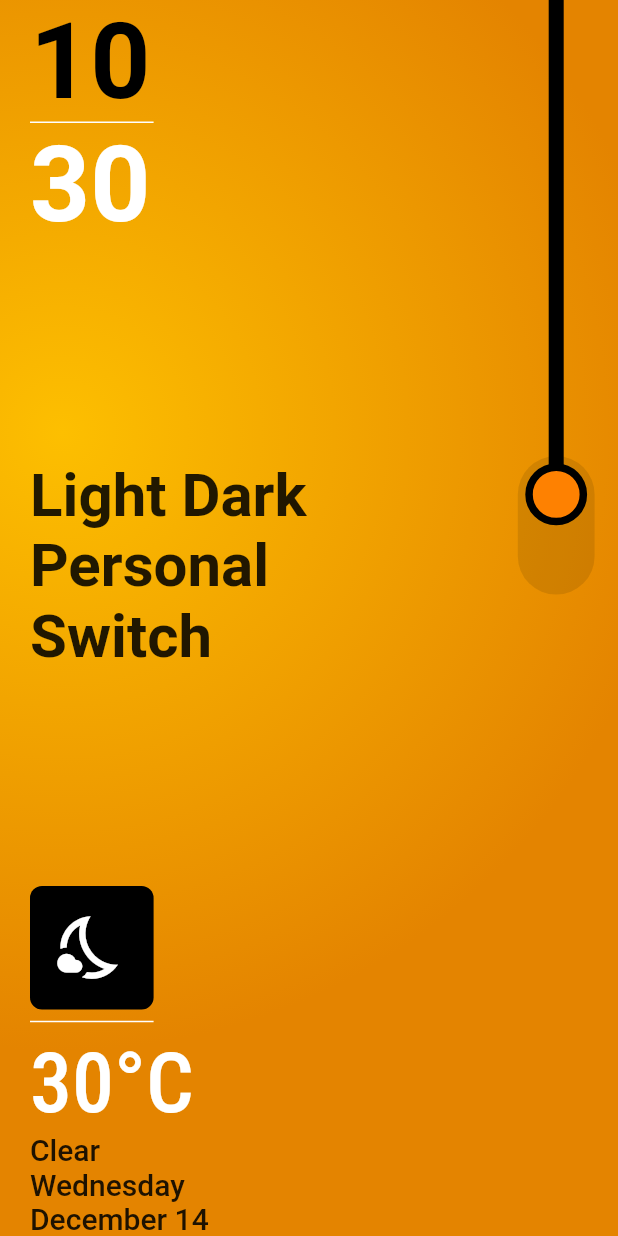
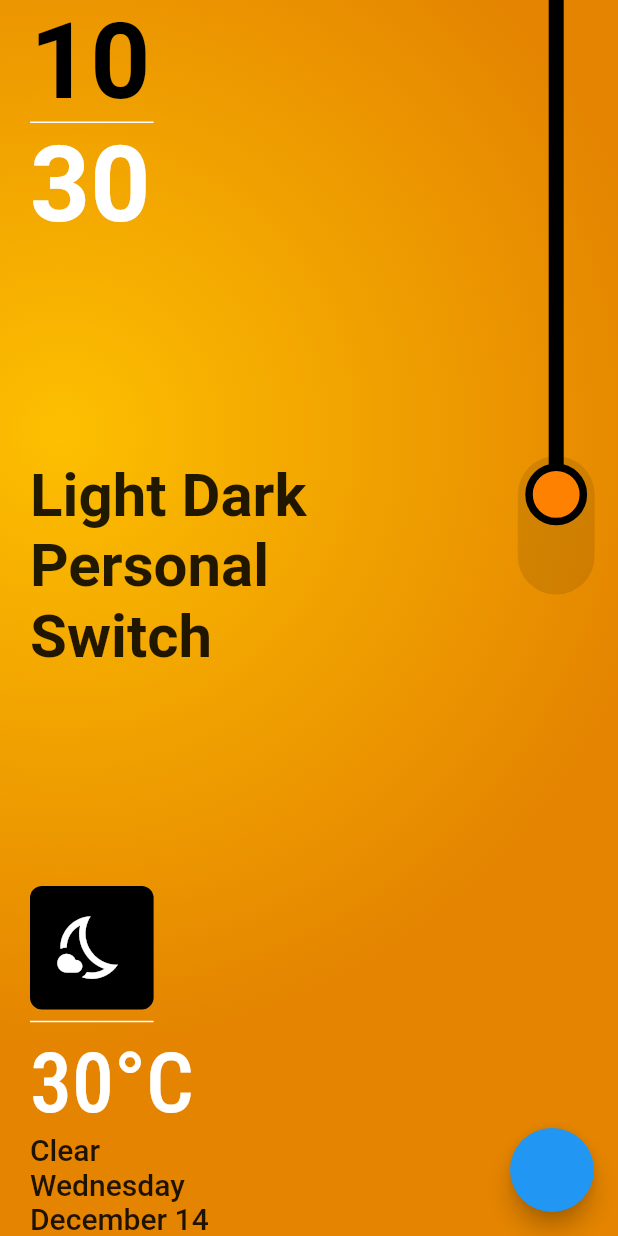
Before and after one commit to emersonbarina/project_darkmode, a Flutter app: the screen it shows after launch, on a phone screen of 412 x 824 dp. Run offline on Flutter 3.47's test engine with Material 2 defaults, Android fonts, the phone set to English and light mode, and no system bars; our stand-ins replace google_fonts, shared_preferences.

Commit message:
Add control isOsThemeOn

```diff
--- a/lib/app_theme.dart
+++ b/lib/app_theme.dart
@@ -1,3 +1,5 @@
+import 'dart:io';
+
 import 'package:flutter/material.dart';
 import 'package:flutter/services.dart';
 import 'package:google_fonts/google_fonts.dart';
@@ -6,7 +8,8 @@ import 'package:shared_preferences/shared_preferences.dart';
 
 class ThemeProvider with ChangeNotifier {
   bool isLightTheme;
-  ThemeProvider({required this.isLightTheme});
+  bool isOsThemeOn;
+  ThemeProvider({required this.isLightTheme, required this.isOsThemeOn});
 
   getCurrentStatusNavigationBarColor() {
     if (isLightTheme) {
@@ -31,6 +34,7 @@ class ThemeProvider with ChangeNotifier {
   // use to toggle the theme
   toggleThemeData() async {
     SharedPreferences sharedPreferences = await SharedPreferences.getInstance();
+    if (!isOsThemeOn) {
       if (isLightTheme){
         sharedPreferences.setBool(SPref.isLight, false);
         isLightTheme = !isLightTheme;
@@ -42,6 +46,19 @@ class ThemeProvider with ChangeNotifier {
       }
       getCurrentStatusNavigationBarColor();
       notifyListeners();
+    }
+  }
+
+  offThemeData() async {
+    SharedPreferences sharedPreferences = await SharedPreferences.getInstance();
+    print("Tema : ${isOsThemeOn}");
+    if (isOsThemeOn) {
+      sharedPreferences.setBool(SPref.isOsTheme, false);
+    }else{
+      sharedPreferences.setBool(SPref.isOsTheme, true);
+    }
+
+
   }
 
   ThemeData themeData() {
--- a/lib/constant/constant.dart
+++ b/lib/constant/constant.dart
@@ -17,4 +17,5 @@ class AppColors {
 
 class SPref {
   static const String isLight = "isLight";
+  static const String isOsTheme = "isOsTheme";
 }
--- a/lib/main.dart
+++ b/lib/main.dart
@@ -10,20 +10,29 @@ main() async {
   WidgetsFlutterBinding.ensureInitialized();
   SharedPreferences prefs = await SharedPreferences.getInstance();
   bool isLightTheme = prefs.getBool(SPref.isLight) ?? true;
+  bool isOsThemeOn = prefs.getBool(SPref.isOsTheme) ?? false;
+  print("Tema (main): ${isOsThemeOn}");
+  if (isOsThemeOn) {
+    // se true, deve seguir o padrão do tema do sistema
+    var brightness = WidgetsBinding.instance.window.platformBrightness;
+    brightness == Brightness.dark ?  isLightTheme = false : isLightTheme = true;
+  }
   runApp(AppStart(
       isLightTheme: isLightTheme,
+      isOsThemeOn: isOsThemeOn,
   ));
 }
 
 class AppStart extends StatelessWidget {
-  const AppStart({super.key, required this.isLightTheme});
+  const AppStart({super.key, required this.isLightTheme, required this.isOsThemeOn});
   final bool isLightTheme;
+  final bool isOsThemeOn;
 
   @override
   Widget build(BuildContext context) {
     return MultiProvider(providers: [
       ChangeNotifierProvider(
-          create: (_) => ThemeProvider(isLightTheme: isLightTheme),
+          create: (_) => ThemeProvider(isLightTheme: isLightTheme, isOsThemeOn: isOsThemeOn),
       ),
     ], child: MyApp());
   }
--- a/lib/screen/home_screen.dart
+++ b/lib/screen/home_screen.dart
@@ -17,6 +17,7 @@ class _HomeScreenState extends State<HomeScreen> {
   Offset switchPosition = const Offset(350, 350);
   Offset containerPosition = const Offset(350, 350);
   Offset finalPosition = const Offset(350, 350);
+
 
   @override
   void didChangeDependencies() {
@@ -40,11 +41,11 @@ class _HomeScreenState extends State<HomeScreen> {
     ThemeProvider themeProvider = Provider.of<ThemeProvider>(context);
 
     return Scaffold(
-      /*floatingActionButton: FloatingActionButton(
+      floatingActionButton: FloatingActionButton(
         onPressed: () {
-          themeProvider.toggleThemeData();
+          themeProvider.offThemeData();
         },
-      ),*/
+      ),
       body: Container(
         decoration: BoxDecoration(
             gradient: RadialGradient(
```
Lines whose indentation alone changed are shown as unchanged.
